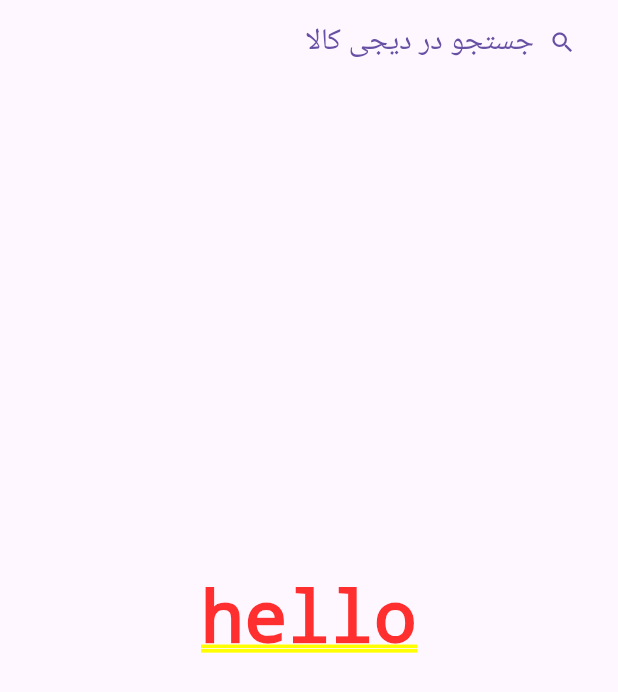
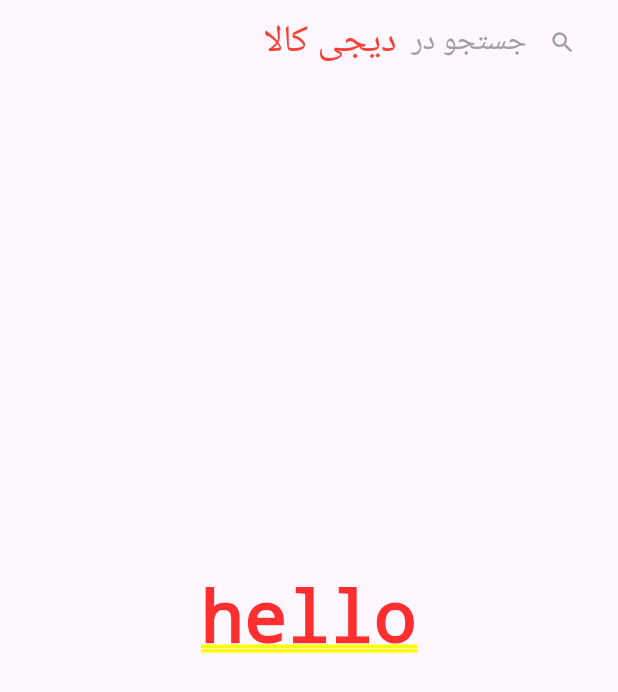
Before and after one commit to pouyan234P/digikalaapp, a Flutter app: the screen it shows after launch, on a phone screen of 412 x 824 dp. Shown: the top 692 px of the screen. Run offline on Flutter 3.47's test engine with Material 3 defaults, Android fonts, the phone set to English and light mode, and no system bars.

Commit message:
change color and size for appbar

```diff
--- a/lib/View/Home.dart
+++ b/lib/View/Home.dart
@@ -9,10 +9,12 @@ class Home extends StatelessWidget
         child: const Row(
             mainAxisAlignment: MainAxisAlignment.end,
           children: [
-            Text('جستجو در دیجی کالا',style: TextStyle(fontSize: 20),),
+            Text("دیجی کالا",style: TextStyle(fontSize: 25,color: Colors.red),),
+            SizedBox(width: 10,),
+            Text('جستجو در ',style: TextStyle(fontSize: 20,color: Colors.grey),),
             // Add spacing between the icon and text
             SizedBox(width: 10),
-            Icon(Icons.search),
+            Icon(Icons.search,color: Colors.grey,),
           ],
         ),
       ),
```
